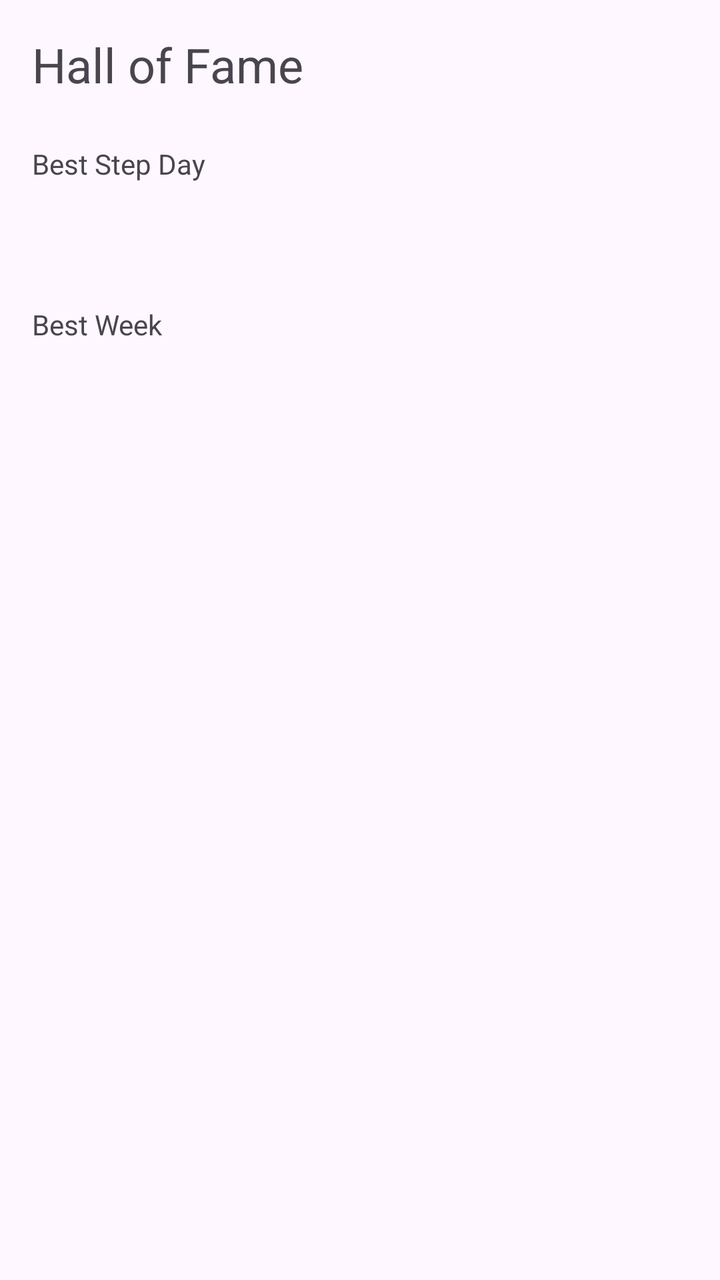
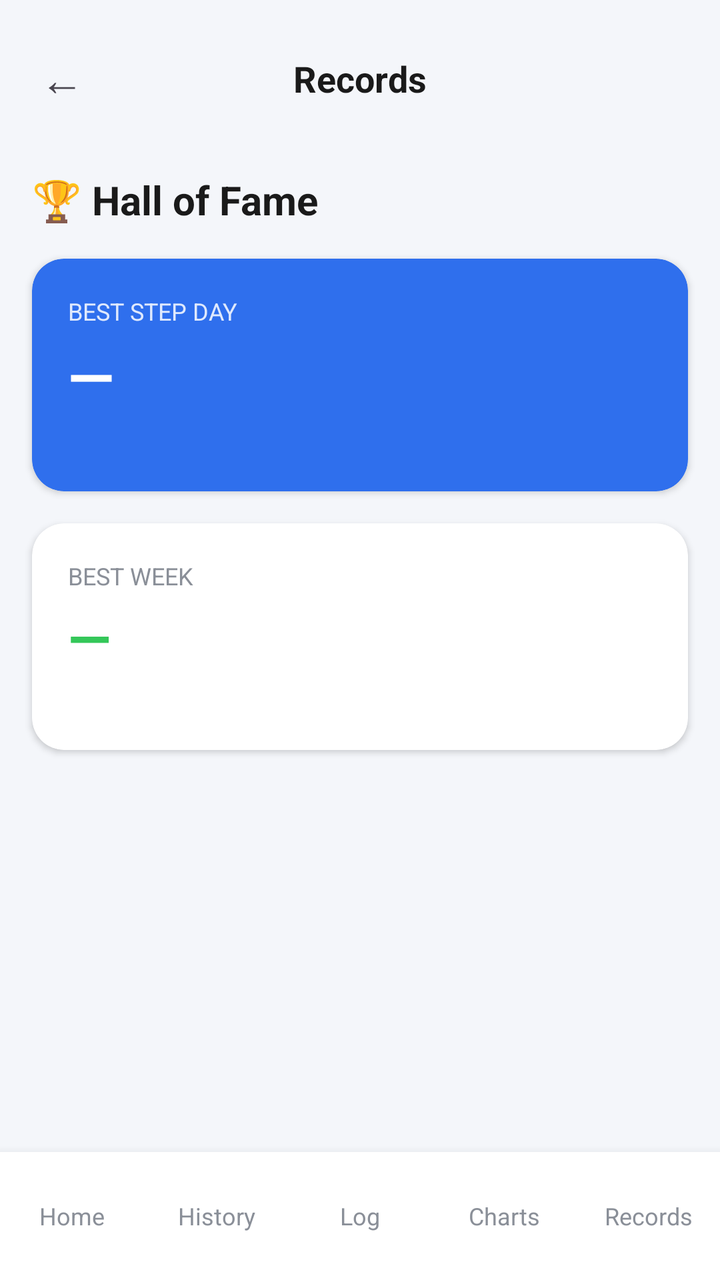

Two renders of the same Android screen: before a commit and after it. Below are the layout's source before the change and the commit's diff.
<!-- AndroidManifest.xml: application theme Theme.FitTrack -->
<!-- res/layout/activity_records.xml -->
<?xml version="1.0" encoding="utf-8"?>
<androidx.constraintlayout.widget.ConstraintLayout xmlns:android="http://schemas.android.com/apk/res/android"
    xmlns:app="http://schemas.android.com/apk/res-auto"
    android:layout_width="match_parent"
    android:layout_height="match_parent">

    <TextView
        android:id="@+id/recordsTitle"
        android:layout_width="wrap_content"
        android:layout_height="wrap_content"
        android:text="Hall of Fame"
        android:textSize="24sp"
        android:layout_margin="16dp"
        app:layout_constraintTop_toTopOf="parent"
        app:layout_constraintStart_toStartOf="parent" />

    <TextView
        android:id="@+id/bestDayLabel"
        android:layout_width="wrap_content"
        android:layout_height="wrap_content"
        android:text="Best Step Day"
        android:layout_marginTop="24dp"
        app:layout_constraintTop_toBottomOf="@id/recordsTitle"
        app:layout_constraintStart_toStartOf="parent"
        android:layout_marginStart="16dp" />

    <TextView
        android:id="@+id/bestDayValue"
        android:layout_width="wrap_content"
        android:layout_height="wrap_content"
        android:textSize="28sp"
        app:layout_constraintTop_toBottomOf="@id/bestDayLabel"
        app:layout_constraintStart_toStartOf="parent"
        android:layout_marginStart="16dp" />

    <TextView
        android:id="@+id/bestWeekLabel"
        android:layout_width="wrap_content"
        android:layout_height="wrap_content"
        android:text="Best Week"
        android:layout_marginTop="24dp"
        app:layout_constraintTop_toBottomOf="@id/bestDayValue"
        app:layout_constraintStart_toStartOf="parent"
        android:layout_marginStart="16dp" />

    <TextView
        android:id="@+id/bestWeekValue"
        android:layout_width="wrap_content"
        android:layout_height="wrap_content"
        android:textSize="28sp"
        app:layout_constraintTop_toBottomOf="@id/bestWeekLabel"
        app:layout_constraintStart_toStartOf="parent"
        android:layout_marginStart="16dp" />

</androidx.constraintlayout.widget.ConstraintLayout>
<!-- resources referenced by this layout -->
<resources>
  <style name="Theme.FitTrack" parent="Base.Theme.FitTrack" />
  <style name="Base.Theme.FitTrack" parent="Theme.Material3.DayNight.NoActionBar">
          
          
      </style>
</resources>

<!-- the commit's change to res/layout/activity_records.xml (unified diff, before → after) -->
@@ -2,54 +2,166 @@
 <androidx.constraintlayout.widget.ConstraintLayout xmlns:android="http://schemas.android.com/apk/res/android"
     xmlns:app="http://schemas.android.com/apk/res-auto"
     android:layout_width="match_parent"
-    android:layout_height="match_parent">
+    android:layout_height="match_parent"
+    android:background="@color/bg_screen">
+
+    <TextView
+        android:id="@+id/backButton"
+        android:layout_width="wrap_content"
+        android:layout_height="wrap_content"
+        android:text="←"
+        android:textSize="22sp"
+        android:padding="8dp"
+        android:layout_marginTop="16dp"
+        android:layout_marginStart="12dp"
+        app:layout_constraintTop_toTopOf="parent"
+        app:layout_constraintStart_toStartOf="parent" />
 
     <TextView
         android:id="@+id/recordsTitle"
         android:layout_width="wrap_content"
         android:layout_height="wrap_content"
-        android:text="Hall of Fame"
-        android:textSize="24sp"
-        android:layout_margin="16dp"
-        app:layout_constraintTop_toTopOf="parent"
+        android:text="Records"
+        android:textSize="18sp"
+        android:textStyle="bold"
+        android:textColor="@color/text_primary"
+        app:layout_constraintTop_toTopOf="@id/backButton"
+        app:layout_constraintBottom_toBottomOf="@id/backButton"
+        app:layout_constraintStart_toStartOf="parent"
+        app:layout_constraintEnd_toEndOf="parent" />
+
+    <TextView
+        android:id="@+id/hallOfFameLabel"
+        android:layout_width="wrap_content"
+        android:layout_height="wrap_content"
+        android:text="🏆 Hall of Fame"
+        android:textSize="20sp"
+        android:textStyle="bold"
+        android:textColor="@color/text_primary"
+        android:layout_marginTop="24dp"
+        android:layout_marginStart="16dp"
+        app:layout_constraintTop_toBottomOf="@id/backButton"
         app:layout_constraintStart_toStartOf="parent" />
 
-    <TextView
-        android:id="@+id/bestDayLabel"
-        android:layout_width="wrap_content"
+    <androidx.cardview.widget.CardView
+        android:id="@+id/bestDayCard"
+        android:layout_width="0dp"
         android:layout_height="wrap_content"
-        android:text="Best Step Day"
-        android:layout_marginTop="24dp"
-        app:layout_constraintTop_toBottomOf="@id/recordsTitle"
+        android:layout_marginTop="16dp"
+        android:layout_marginHorizontal="16dp"
+        app:cardCornerRadius="16dp"
+        app:cardElevation="2dp"
+        app:cardBackgroundColor="@color/accent_blue"
+        app:layout_constraintTop_toBottomOf="@id/hallOfFameLabel"
         app:layout_constraintStart_toStartOf="parent"
-        android:layout_marginStart="16dp" />
+        app:layout_constraintEnd_toEndOf="parent">
 
-    <TextView
-        android:id="@+id/bestDayValue"
-        android:layout_width="wrap_content"
+        <LinearLayout
+            android:layout_width="match_parent"
+            android:layout_height="wrap_content"
+            android:orientation="vertical"
+            android:padding="18dp">
+
+            <TextView
+                android:layout_width="wrap_content"
+                android:layout_height="wrap_content"
+                android:text="BEST STEP DAY"
+                android:textSize="12sp"
+                android:textColor="@android:color/white"
+                android:alpha="0.85" />
+
+            <TextView
+                android:id="@+id/bestDayValue"
+                android:layout_width="wrap_content"
+                android:layout_height="wrap_content"
+                android:text="—"
+                android:textSize="30sp"
+                android:textStyle="bold"
+                android:textColor="@android:color/white"
+                android:layout_marginTop="4dp" />
+
+            <TextView
+                android:id="@+id/bestDayDate"
+                android:layout_width="wrap_content"
+                android:layout_height="wrap_content"
+                android:textSize="13sp"
+                android:textColor="@android:color/white"
+                android:alpha="0.85"
+                android:layout_marginTop="2dp" />
+
+        </LinearLayout>
+    </androidx.cardview.widget.CardView>
+
+    <androidx.cardview.widget.CardView
+        android:id="@+id/bestWeekCard"
+        android:layout_width="0dp"
         android:layout_height="wrap_content"
-        android:textSize="28sp"
-        app:layout_constraintTop_toBottomOf="@id/bestDayLabel"
+        android:layout_marginTop="16dp"
+        android:layout_marginHorizontal="16dp"
+        app:cardCornerRadius="16dp"
+        app:cardElevation="2dp"
+        app:cardBackgroundColor="@android:color/white"
+        app:layout_constraintTop_toBottomOf="@id/bestDayCard"
         app:layout_constraintStart_toStartOf="parent"
-        android:layout_marginStart="16dp" />
+        app:layout_constraintEnd_toEndOf="parent">
 
-    <TextView
-        android:id="@+id/bestWeekLabel"
-        android:layout_width="wrap_content"
-        android:layout_height="wrap_content"
-        android:text="Best Week"
-        android:layout_marginTop="24dp"
-        app:layout_constraintTop_toBottomOf="@id/bestDayValue"
+        <LinearLayout
+            android:layout_width="match_parent"
+            android:layout_height="wrap_content"
+            android:orientation="vertical"
+            android:padding="18dp">
+
+            <TextView
+                android:layout_width="wrap_content"
+                android:layout_height="wrap_content"
+                android:text="BEST WEEK"
+                android:textSize="12sp"
+                android:textColor="@color/text_secondary" />
+
+            <TextView
+                android:id="@+id/bestWeekValue"
+                android:layout_width="wrap_content"
+                android:layout_height="wrap_content"
+                android:text="—"
+                android:textSize="28sp"
+                android:textStyle="bold"
+                android:textColor="@color/accent_green"
+                android:layout_marginTop="4dp" />
+
+            <TextView
+                android:id="@+id/bestWeekDate"
+                android:layout_width="wrap_content"
+                android:layout_height="wrap_content"
+                android:textSize="13sp"
+                android:textColor="@color/text_secondary"
+                android:layout_marginTop="2dp" />
+
+        </LinearLayout>
+    </androidx.cardview.widget.CardView>
+
+    <include
+        android:id="@+id/bottomNav"
+        layout="@layout/bottom_nav"
+        android:layout_width="match_parent"
+        android:layout_height="64dp"
         app:layout_constraintStart_toStartOf="parent"
-        android:layout_marginStart="16dp" />
-
-    <TextView
-        android:id="@+id/bestWeekValue"
-        android:layout_width="wrap_content"
-        android:layout_height="wrap_content"
-        android:textSize="28sp"
-        app:layout_constraintTop_toBottomOf="@id/bestWeekLabel"
-        app:layout_constraintStart_toStartOf="parent"
-        android:layout_marginStart="16dp" />
+        app:layout_constraintEnd_toEndOf="parent"
+        app:layout_constraintBottom_toBottomOf="parent" />
 
 </androidx.constraintlayout.widget.ConstraintLayout>
+<!-- res/layout/bottom_nav.xml (included above) -->
+<?xml version="1.0" encoding="utf-8"?>
+<LinearLayout xmlns:android="http://schemas.android.com/apk/res/android"
+    android:layout_width="match_parent"
+    android:layout_height="64dp"
+    android:orientation="horizontal"
+    android:background="@android:color/white"
+    android:elevation="8dp">
+
+    <TextView android:id="@+id/navHome" android:text="Home" style="@style/NavItem" />
+    <TextView android:id="@+id/navHistory" android:text="History" style="@style/NavItem" />
+    <TextView android:id="@+id/navLog" android:text="Log" style="@style/NavItem" />
+    <TextView android:id="@+id/navCharts" android:text="Charts" style="@style/NavItem" />
+    <TextView android:id="@+id/navRecords" android:text="Records" style="@style/NavItem" />
+
+</LinearLayout>
<!-- resource entries referenced after the edit -->
@@ -1,5 +1,18 @@
 <!-- resources referenced by this layout -->
 <resources>
+  <color name="accent_blue">#2F6FED</color>
+  <color name="accent_green">#34C759</color>
+  <color name="bg_screen">#F4F6FA</color>
+  <color name="text_primary">#1A1A1A</color>
+  <color name="text_secondary">#8A8F98</color>
+  <style name="NavItem">
+          <item name="android:layout_width">0dp</item>
+          <item name="android:layout_height">match_parent</item>
+          <item name="android:layout_weight">1</item>
+          <item name="android:gravity">center</item>
+          <item name="android:textSize">12sp</item>
+          <item name="android:textColor">@color/text_secondary</item>
+      </style>
   <style name="Theme.FitTrack" parent="Base.Theme.FitTrack" />
   <style name="Base.Theme.FitTrack" parent="Theme.Material3.DayNight.NoActionBar">
           
